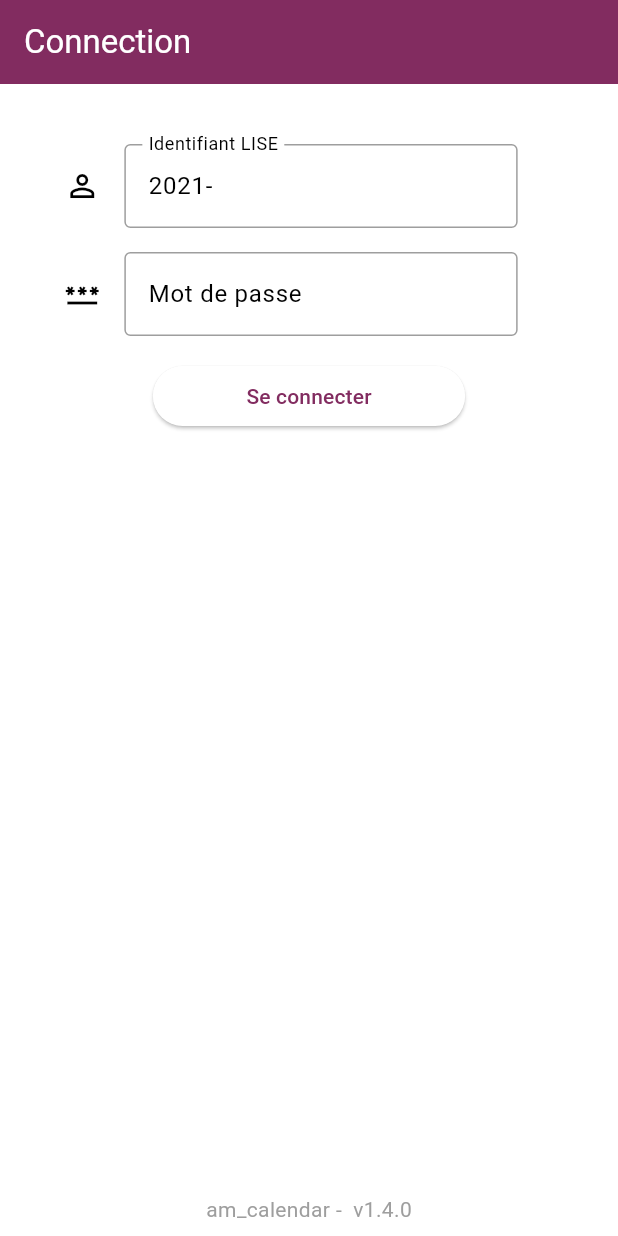
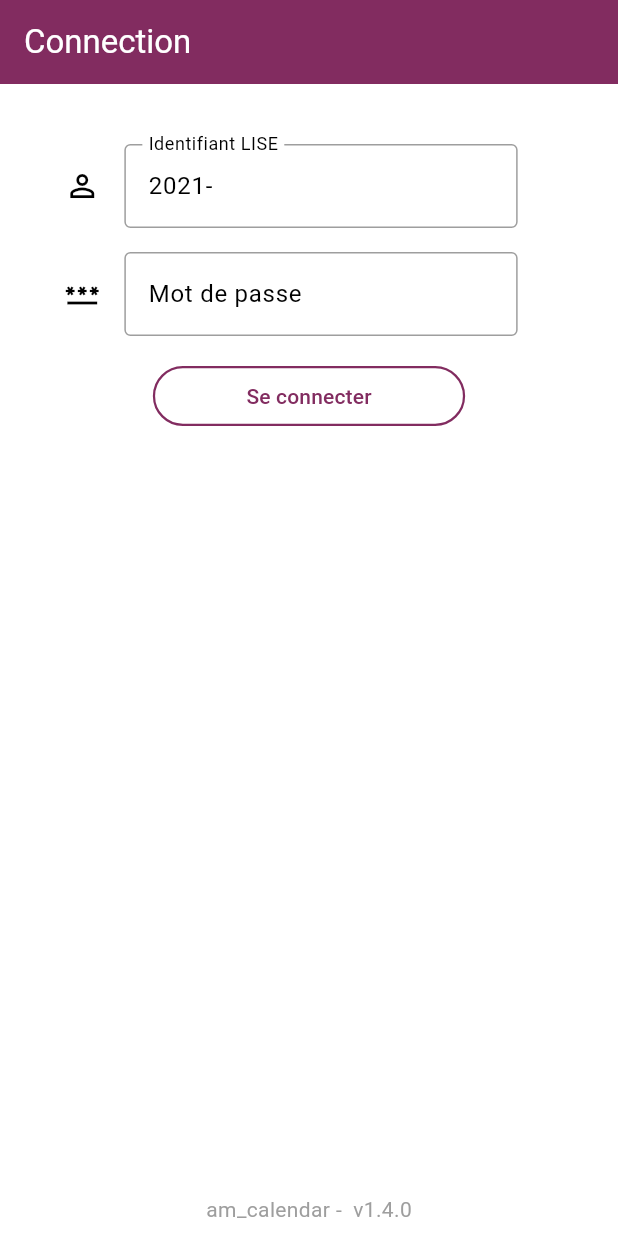
Before and after one commit to d0rianb/AM-calendar, a Flutter app: the screen it shows after launch, on a phone screen of 412 x 824 dp. Run offline on Flutter 3.47's test engine with Material 2 defaults, Android fonts, the phone set to English and light mode, and no system bars; our stand-ins replace event_bus, package_info, shared_preferences, syncfusion_flutter_datepicker, timezone; missing offline and left inert: flutter_inappwebview, mailto, syncfusion_flutter_core.

Commit message:
Fix dark theme glitches

```diff
--- a/lib/calendar.dart
+++ b/lib/calendar.dart
@@ -1,5 +1,6 @@
 import 'package:collection/collection.dart';
 import 'package:flutter/material.dart';
+import 'package:flutter/services.dart';
 import 'package:shared_preferences/shared_preferences.dart';
 import 'package:syncfusion_flutter_core/theme.dart';
 
@@ -139,6 +140,9 @@ class CalendarState extends State<Calendar> {
     displayNoInfos = events.where((e) => week.isDayInside(e.startTime)).isEmpty;
     final ThemeData theme = Theme.of(context);
     final bool isDarkMode = theme.brightness == Brightness.dark;
+    if (!isDarkMode) {
+      SystemChrome.setSystemUIOverlayStyle(SystemUiOverlayStyle.dark);
+    }
     return Stack(
       children: [
         SfCalendarTheme(
--- a/lib/main.dart
+++ b/lib/main.dart
@@ -1,6 +1,6 @@
+import 'package:event_bus/event_bus.dart';
 import 'package:flutter/material.dart';
 import 'package:flutter_localizations/flutter_localizations.dart';
-import 'package:event_bus/event_bus.dart';
 import 'package:package_info/package_info.dart';
 import 'package:shared_preferences/shared_preferences.dart';
 import 'package:timezone/data/latest_10y.dart' as tz;
@@ -13,8 +13,8 @@ import 'helpers/prefs-helper.dart';
 import 'routes/infos.dart';
 import 'routes/login-view.dart';
 import 'routes/login-webview.dart';
+import 'routes/settings.dart';
 import 'routes/splash-screen.dart';
-import 'routes/settings.dart';
 
 EventBus eventBus = EventBus();
 
@@ -68,10 +68,7 @@ class AppState extends State<App> {
           GlobalWidgetsLocalizations.delegate,
           SfLocalizationsFrDelegate(),
         ],
-        supportedLocales: const [
-          Locale('en'),
-          Locale('fr'),
-        ],
+        supportedLocales: const [Locale('en'), Locale('fr')],
         locale: const Locale('fr'),
         themeMode: theme,
         theme: ThemeData(
@@ -81,7 +78,7 @@ class AppState extends State<App> {
             primaryColorDark: VIOLET,
             accentColor: ORANGE,
           ),
-          backgroundColor: const Color(0xfafafaff),
+          backgroundColor: const Color(0xfffafafa),
           textTheme: const TextTheme(
             subtitle1: TextStyle(color: Colors.black54),
             subtitle2: TextStyle(color: Colors.black45),
@@ -104,7 +101,7 @@ class AppState extends State<App> {
           ),
           backgroundColor: const Color.fromRGBO(31, 26, 36, 1.0),
           primaryColorDark: VIOLET,
-          highlightColor: ORANGE,
+          highlightColor: Colors.grey[700],
           toggleableActiveColor: ORANGE,
           outlinedButtonTheme: OutlinedButtonThemeData(
               style: ButtonStyle(
@@ -114,7 +111,8 @@ class AppState extends State<App> {
             labelMedium: TextStyle(color: Color.fromRGBO(255, 255, 255, 0.87)),
             subtitle1: TextStyle(color: Color.fromRGBO(255, 255, 255, 0.6)),
             subtitle2: TextStyle(color: Color.fromRGBO(255, 255, 255, 0.5)),
-            headline5: TextStyle(color: Color.fromRGBO(255, 255, 255, 0.87)), // for the `infos` page
+            headline5: TextStyle(color: Color.fromRGBO(255, 255, 255, 0.87)),
+            // for the `infos` page
             bodyText1: TextStyle(color: Color.fromRGBO(255, 255, 255, 0.87)),
           ),
           appBarTheme: const AppBarTheme(
--- a/lib/routes/infos.dart
+++ b/lib/routes/infos.dart
@@ -102,7 +102,10 @@ class InfosState extends State<Infos> {
     setState(() {});
   }
 
-  TextStyle titleStyle(BuildContext context) => Theme.of(context).textTheme.headline5!.copyWith(color: lighten(VIOLET, 5), fontFamily: 'Cloister');
+  TextStyle titleStyle(BuildContext context) => Theme.of(context).textTheme.headline5!.copyWith(
+        color: lighten(VIOLET, 8),
+        fontFamily: 'Cloister',
+      );
 
   @override
   Widget build(BuildContext context) {
--- a/lib/routes/login-view.dart
+++ b/lib/routes/login-view.dart
@@ -5,7 +5,6 @@ import 'package:package_info/package_info.dart';
 
 import 'package:shared_preferences/shared_preferences.dart';
 
-import '../helpers/color-helpers.dart';
 import '../main.dart' show eventBus;
 import '../helpers/app-events.dart';
 import '../headless-login.dart';
@@ -69,7 +68,7 @@ class LoginViewState extends State<LoginView> {
   Widget build(BuildContext context) {
     final ThemeData theme = Theme.of(context);
     final bool isDarkMode = theme.brightness == Brightness.dark;
-    final Color primaryColor = isDarkMode ? lighten(VIOLET, 10) : VIOLET;
+    final Color primaryColor = isDarkMode ? ORANGE : VIOLET;
     return Scaffold(
       appBar: AppBar(
         title: const Text('Connection'),
@@ -151,8 +150,11 @@ class LoginViewState extends State<LoginView> {
                         ),
                         Padding(
                           padding: const EdgeInsets.symmetric(vertical: 8.0, horizontal: 55.0),
-                          child: ElevatedButton(
+                          child: OutlinedButton(
                             child: Text(!isLoading ? 'Se connecter' : 'Annuler'),
+                            style: OutlinedButton.styleFrom(
+                              side: BorderSide(width: 1.5, color: primaryColor),
+                            ),
                             onPressed: () {
                               if (userId == 'web-login')
                                 return webLoginCallback();
--- a/lib/routes/settings.dart
+++ b/lib/routes/settings.dart
@@ -4,7 +4,6 @@ import 'package:flutter/services.dart';
 import 'package:shared_preferences/shared_preferences.dart';
 
 import '../helpers/cache-handler.dart';
-import '../helpers/color-helpers.dart';
 import '../main.dart' show eventBus;
 import '../helpers/app-events.dart';
 
@@ -80,7 +79,7 @@ class SettingsState extends State<Settings> {
   Widget build(BuildContext context) {
     final ThemeData theme = Theme.of(context);
     final bool isDarkMode = theme.brightness == Brightness.dark;
-    final Color primaryColor = isDarkMode ? lighten(VIOLET, 10) : VIOLET;
+    final Color primaryColor = isDarkMode ? ORANGE : VIOLET;
     return Scaffold(
       appBar: AppBar(
         title: const Text('Paramètres'),
--- a/lib/routes/splash-screen.dart
+++ b/lib/routes/splash-screen.dart
@@ -1,8 +1,8 @@
-import 'package:am_calendar/helpers/refresh-indicator.dart';
 import 'package:flutter/material.dart';
 import 'package:shared_preferences/shared_preferences.dart';
 
 import '../calendar.dart';
+import '../helpers/refresh-indicator.dart';
 
 class SplashScreen extends StatefulWidget {
   final SharedPreferences prefs;
```
Also changed, not shown: 1 other file.
